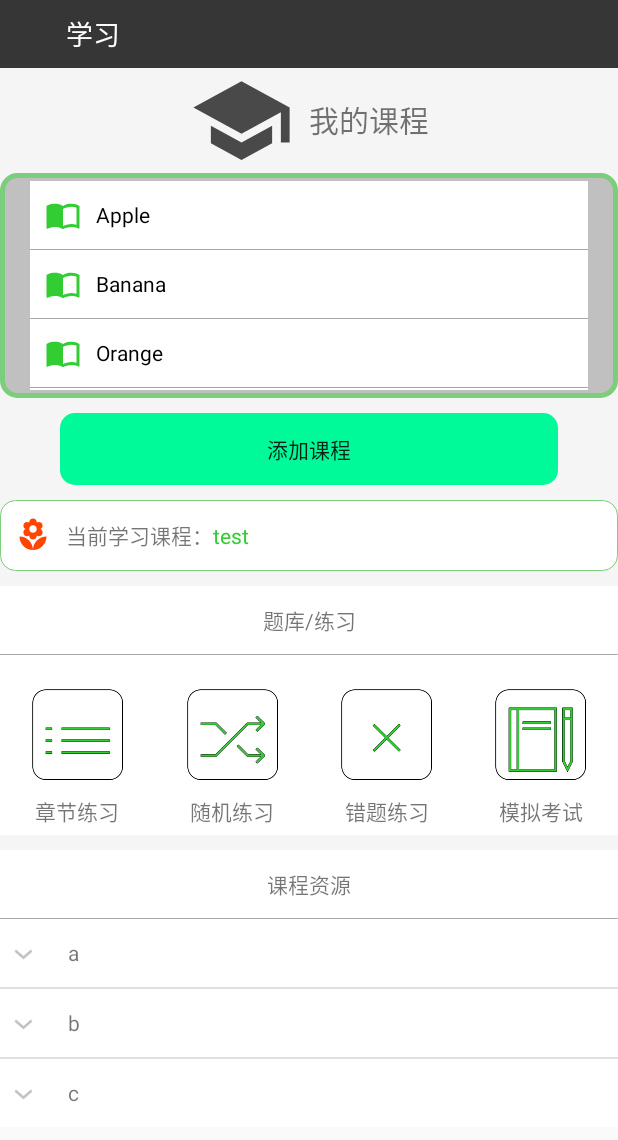
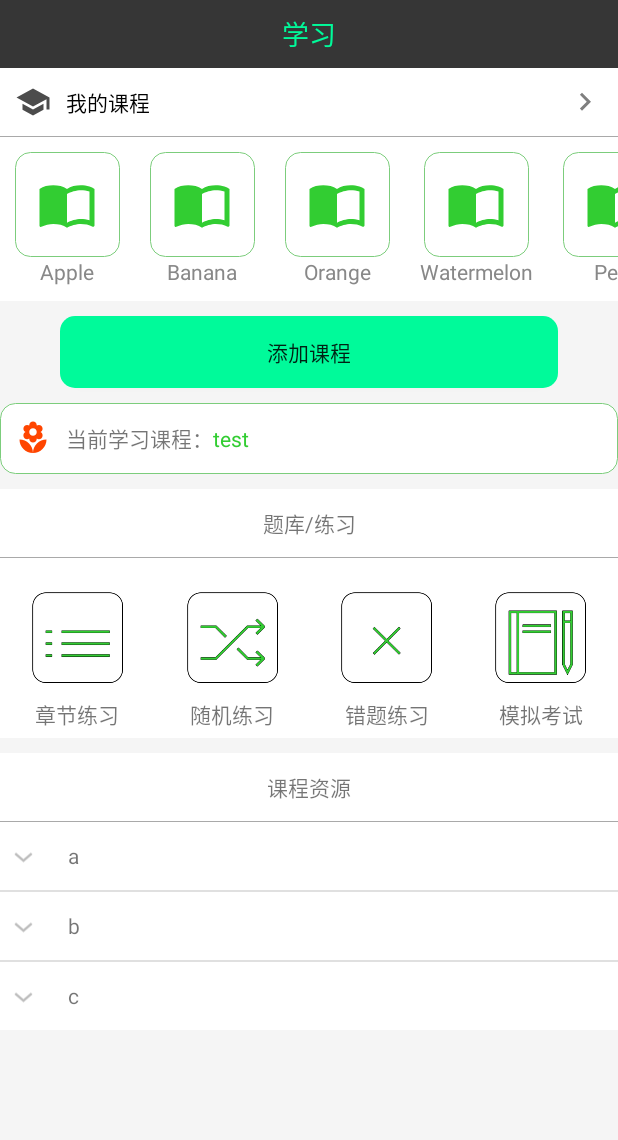
Before and after one commit to ryleneli/EXAMBa, an Android app: the fragment HomeFragment shown on its own in the app's theme, on a phone screen of 412 x 824 dp. Shown: the top 1140 px of the screen. Run offline under Robolectric (Android 15) with nearby library versions, the phone set to English and light mode, and no system bars; Roboto replaces fonts that are not available here.

Commit message:
recyclerview item select & learning_name text fail

```diff
--- a/app/build.gradle
+++ b/app/build.gradle
@@ -24,6 +24,6 @@ dependencies {
     implementation 'com.github.bumptech.glide:glide:3.7.0'
 
     implementation 'jp.wasabeef:glide-transformations:4.0.1'
-
+    implementation 'com.android.support:recyclerview-v7:28.0.0'
     implementation 'de.hdodenhof:circleimageview:2.1.0'
 }
--- /dev/null
+++ b/app/src/main/java/com/example/Adapter/MyRecyclerViewAdapter.java
@@ -0,0 +1,94 @@
+package com.example.Adapter;
+
+import android.content.Context;
+import android.graphics.Color;
+import android.support.annotation.NonNull;
+import android.support.v4.content.ContextCompat;
+import android.support.v7.widget.RecyclerView;
+import android.text.Layout;
+import android.view.LayoutInflater;
+import android.view.View;
+import android.view.ViewGroup;
+import android.widget.ImageView;
+import android.widget.RelativeLayout;
+import android.widget.TextView;
+
+import com.example.Object.Lesson;
+import com.example.testsys.R;
+
+import java.util.List;
+
+/**
+ * Created by rylene_li on 2019/10/16.
+ */
+
+public class MyRecyclerViewAdapter extends RecyclerView.Adapter<MyRecyclerViewAdapter.ViewHolder> {
+    private Context mContext;
+    private List<Lesson> myLessonList;
+    private int mposition = -1;
+    private TextView learningLesson;
+    static class ViewHolder extends RecyclerView.ViewHolder {
+        ImageView imageView;
+        TextView lessonName;
+
+        RelativeLayout relativeLayout;
+
+        public ViewHolder(View view) {
+            super(view);
+            lessonName = (TextView) view.findViewById(R.id.my_lesson_name_recyview);
+            imageView = (ImageView) view.findViewById(R.id.my_lesson_image);
+            relativeLayout = (RelativeLayout) view.findViewById(R.id.my_lesson_rela_layout);
+        }
+    }
+
+    public MyRecyclerViewAdapter(Context mContext,List<Lesson> fruitList) {
+        this.mContext = mContext;
+        this.myLessonList = fruitList;
+    }
+
+    @NonNull
+    @Override
+    public ViewHolder onCreateViewHolder(@NonNull ViewGroup parent, int viewType) {
+        View view = LayoutInflater.from(parent.getContext()).inflate(R.layout.mylessons, parent, false);
+        final ViewHolder holder = new ViewHolder(view);
+        View view2 = LayoutInflater.from(mContext).inflate(R.layout.home, parent, false);
+        learningLesson = view2.findViewById(R.id.learning_lesson);
+        holder.relativeLayout.setOnClickListener(new View.OnClickListener() {
+            @Override
+            public void onClick(View v) {
+                //将点击的位置传出去
+                mposition = holder.getAdapterPosition();
+
+                //在点击监听里最好写入setVisibility(View.VISIBLE);这样可以避免效果会闪
+                //holder.mListSelect.setVisibility(View.VISIBLE);
+                //刷新界面 notify 通知Data 数据set设置Changed变化
+                //在这里运行notifyDataSetChanged 会导致下面的onBindViewHolder 重新加载一遍
+                notifyDataSetChanged();
+            }
+        });
+        return holder;
+    }
+
+    @Override
+    public void onBindViewHolder(@NonNull ViewHolder holder, int position) {
+        Lesson lesson = myLessonList.get(position);
+
+        holder.lessonName.setText(lesson.getName());
+        int checkColor = ContextCompat.getColor(mContext, R.color.colorPurple);
+        int unCheckColor = mContext.getResources().getColor(R.color.colorTab);//两种获取方式，学习context添加方法
+        if (position == mposition) {
+            holder.relativeLayout.setBackgroundResource(R.drawable.rounded_edittext2);
+            holder.lessonName.setTextColor(checkColor);
+            learningLesson.setText("14555");
+        } else {
+            holder.relativeLayout.setBackgroundResource(R.drawable.rounded_edittext);
+            holder.lessonName.setTextColor(Color.GRAY);
+        }
+        holder.imageView.setColorFilter(mposition==position? checkColor:unCheckColor);
+    }
+
+    @Override
+    public int getItemCount() {
+        return myLessonList.size();
+    }
+}
--- a/app/src/main/java/com/example/Fragment/HomeFragment.java
+++ b/app/src/main/java/com/example/Fragment/HomeFragment.java
@@ -4,6 +4,8 @@ import android.graphics.drawable.Drawable;
 import android.os.Bundle;
 import android.support.v4.app.Fragment;
 import android.support.v4.app.FragmentManager;
+import android.support.v7.widget.LinearLayoutManager;
+import android.support.v7.widget.RecyclerView;
 import android.util.Log;
 import android.view.LayoutInflater;
 import android.view.View;
@@ -13,6 +15,7 @@ import android.widget.ListView;
 import android.widget.Toast;
 
 import com.example.Adapter.MyExpandableAdapter;
+import com.example.Adapter.MyRecyclerViewAdapter;
 import com.example.Object.Lesson;
 import com.example.Adapter.MylessonAdapter;
 import com.example.Object.MyListView;
@@ -29,7 +32,8 @@ public class HomeFragment extends Fragment {
     private static String TAG = "HomeFragment";
 
     private List<Lesson> lessonList = new ArrayList<Lesson>();
-
+    private RecyclerView recyclerView ;
+    private MyRecyclerViewAdapter recyclerViewAdapter;
     private ExpandableListView expandableListView;
     String[] groupNames = { "a", "b", "c" };
     String[][] childNames = new String[][] { { "a1", "a2", "a3" },
@@ -44,9 +48,13 @@ public class HomeFragment extends Fragment {
         super.onCreate(savedInstanceState);
         Log.i(TAG, "LRL CREAT HOME FRAGMENT");
         initFruits(); // 初始化水果数据
-        MylessonAdapter adapter = new MylessonAdapter(this.getContext(), R.layout.mylessons, lessonList);
-        MyListView listView = (MyListView) view.findViewById(R.id.list_view);
-        listView.setAdapter(adapter);
+
+        recyclerView = view.findViewById(R.id.rv);
+        LinearLayoutManager layoutManager = new LinearLayoutManager(getContext());
+        layoutManager.setOrientation(LinearLayoutManager.HORIZONTAL);
+        recyclerView.setLayoutManager(layoutManager);
+        recyclerViewAdapter = new MyRecyclerViewAdapter(getContext(),lessonList);
+        recyclerView.setAdapter(recyclerViewAdapter);
         expandableListView = (ExpandableListView) view.findViewById(R.id.elv);
 
         // 设置数据适配器
@@ -122,26 +130,6 @@ public class HomeFragment extends Fragment {
         lessonList.add(pear);
         Lesson grape = new Lesson("Grape");
         lessonList.add(grape);
-        Lesson pineapple = new Lesson("Pineapple");
-        lessonList.add(pineapple);
-        Lesson strawberry = new Lesson("Strawberry");
-        lessonList.add(strawberry);
-        Lesson cherry = new Lesson("Cherry");
-        lessonList.add(cherry);
-        Lesson mango = new Lesson("Mango");
-        lessonList.add(mango);
-        Lesson adv = new Lesson("adv");
-        lessonList.add(adv);
-        Lesson vvv = new Lesson("Grape");
-        lessonList.add(vvv);
-        Lesson adgf = new Lesson("Pineapple");
-        lessonList.add(adgf);
-        Lesson deeeee = new Lesson("Strawberry");
-        lessonList.add(deeeee);
-        Lesson hh = new Lesson("Cherry");
-        lessonList.add(hh);
-        Lesson hhhh = new Lesson("Mango");
-        lessonList.add(hhhh);
     }
     @Override
     public void onActivityCreated(Bundle savedInstanceState) {
--- a/app/src/main/res/drawable/rounded_layout.xml
+++ b/app/src/main/res/drawable/rounded_edittext2.xml
@@ -1,12 +1,12 @@
 <?xml version="1.0" encoding="utf-8"?>
 <shape xmlns:android="http://schemas.android.com/apk/res/android"
-    android:padding="10dp"
+
     android:shape="rectangle" >
 
+    <solid android:color="#ffffff" />
     <stroke
-        android:width="3dp"
-        android:color="@color/colorRoundedEditText" />
-    <solid android:color="#C0C0C0" />
+        android:width="0.5dp"
+        android:color="@color/colorPurple" />
     <corners
         android:bottomLeftRadius="10dp"
         android:bottomRightRadius="10dp"
--- a/app/src/main/res/layout/all_lessons.xml
+++ b/app/src/main/res/layout/all_lessons.xml
@@ -2,7 +2,8 @@
 <LinearLayout xmlns:android="http://schemas.android.com/apk/res/android"
     android:layout_width="match_parent"
     android:layout_height="match_parent"
-    xmlns:app="http://schemas.android.com/apk/res-auto">
+    xmlns:app="http://schemas.android.com/apk/res-auto"
+    android:orientation="vertical">
     <com.example.UI.TitleBarView
         android:layout_width="match_parent"
         android:layout_height="wrap_content"
--- a/app/src/main/res/layout/home.xml
+++ b/app/src/main/res/layout/home.xml
@@ -1,76 +1,61 @@
-<ScrollView xmlns:android="http://schemas.android.com/apk/res/android"
+<LinearLayout xmlns:android="http://schemas.android.com/apk/res/android"
     xmlns:app="http://schemas.android.com/apk/res-auto"
+    android:layout_width="match_parent"
+    android:layout_height="match_parent"
+    android:orientation="vertical"
+    android:background="@color/colorbg"><!--homefragment-->
+    <LinearLayout
+        android:layout_width="match_parent"
+        android:layout_height="wrap_content"
+        android:background="@color/colorTitleBar">
+        <TextView
+            android:layout_width="match_parent"
+            android:layout_height="45dp"
+            android:text="学习"
+            android:textSize="18dp"
+            android:textColor="@color/colorRoundedButton"
+            android:layout_gravity="center"
+            android:gravity="center"/>
+    </LinearLayout>
+    <ScrollView
         android:layout_width="match_parent"
         android:layout_height="match_parent"
         >
         <LinearLayout
-
-    android:layout_width="match_parent"
-    android:layout_height="match_parent"
-    android:orientation="vertical"
-    android:background="@color/colorbg"><!--homefragment-->
-    <com.example.UI.TitleBarView
-        android:id="@+id/mine"
             android:layout_width="match_parent"
             android:layout_height="wrap_content"
-        android:layout_alignParentTop="true"
-        app:title_back_icon_visible="false"
-        app:title_answer_visible="false"
-        app:title_clock_visible="false"
-        app:title_exam_chronometer_visible="false"
-        app:title_text_text="学习">
-    </com.example.UI.TitleBarView>
-<RelativeLayout
+            android:orientation="vertical"
+            >
+            <LinearLayout
                 android:layout_width="match_parent"
+                android:layout_height="wrap_content"
+                android:orientation="vertical"
+                android:background="#ffffff">
+                <com.example.UI.ItemView
+                    android:layout_width="match_parent"
+                    android:layout_height="wrap_content"
+                    app:left_icon_visible="true"
+                    app:left_icon_drawable="@drawable/ic_school_black_24dp"
+                    app:left_text_text="我的课程"
+                    app:right_arrow_drawable="@drawable/ic_keyboard_arrow_right_black_24dp">
+                </com.example.UI.ItemView>
+                <View
+                    android:id="@+id/view_undermylesson"
+                    android:layout_width="fill_parent"
+                    android:layout_height="0.5dp"
+                    android:background="#A9A9A9" />
+                <android.support.v7.widget.RecyclerView
+                    android:id="@+id/rv"
+                    android:layout_width="wrap_content"
                     android:layout_height="wrap_content">
-    <LinearLayout
-        android:layout_width="wrap_content"
-        android:layout_height="70dp"
-        android:orientation="horizontal"
-        android:layout_centerInParent="true">
+                </android.support.v7.widget.RecyclerView>
+            </LinearLayout>
 
-        <ImageView
-            android:layout_width="70dp"
-            android:layout_height="70dp"
-            android:layout_toLeftOf="@+id/my_lesson"
-            android:layout_centerVertical="true"
-            android:layout_marginRight="10dp"
-            android:src="@drawable/ic_school_black_24dp"/>
-        <TextView
-            android:id="@+id/my_lesson"
-            android:layout_width="wrap_content"
-            android:layout_height="60dp"
-            android:layout_gravity="center_vertical"
-            android:gravity="center"
-            android:text="我的课程"
-            android:textSize="20dp"/>
-    </LinearLayout>
-</RelativeLayout>
 
 
             <LinearLayout
                 android:layout_width="match_parent"
-        android:layout_height="150dp"
-        android:layout_below="@+id/view_underlesson"
-        android:orientation="vertical"
-
-        android:background="@drawable/rounded_layout">
-        <com.example.Object.MyListView
-            android:layout_width="match_parent"
-            android:layout_height="match_parent"
-            android:layout_marginTop="5dp"
-            android:layout_marginBottom="5dp"
-            android:layout_marginRight="20dp"
-            android:layout_marginLeft="20dp"
-            android:id="@+id/list_view"
-            >
-        </com.example.Object.MyListView>
-
-    </LinearLayout>
-    <LinearLayout
-        android:layout_width="match_parent"
                 android:layout_height="wrap_content"
-        android:layout_weight="3"
                 android:orientation="vertical"
                 android:layout_alignParentBottom="true">
                 <Button
@@ -187,7 +172,6 @@
                             </com.example.UI.TestView>
                         </RelativeLayout>
                     </LinearLayout>
-
                 </LinearLayout>
                 <LinearLayout
                     android:layout_width="match_parent"
@@ -200,8 +184,7 @@
                         android:layout_width="match_parent"
                         android:layout_height="45dp"
                         android:gravity="center"
-            android:text="课程资源"
-            />
+                        android:text="课程资源" />
                     <View
                         android:id="@+id/view_underresource"
                         android:layout_width="fill_parent"
@@ -211,12 +194,11 @@
                         android:id="@+id/elv"
                         android:layout_width="match_parent"
                         android:layout_height="wrap_content"
-
                         android:indicatorLeft="50dp"
                         android:childIndicatorLeft="50dp"
                         />
-
                 </LinearLayout>
             </LinearLayout>
         </LinearLayout>
     </ScrollView>
+</LinearLayout>
--- a/app/src/main/res/layout/mine.xml
+++ b/app/src/main/res/layout/mine.xml
@@ -4,17 +4,19 @@
     android:layout_height="match_parent"
     xmlns:app="http://schemas.android.com/apk/res-auto"
     android:orientation="vertical"><!--mine fragment-->
-    <com.example.UI.TitleBarView
-        android:id="@+id/mine"
+    <LinearLayout
         android:layout_width="match_parent"
         android:layout_height="wrap_content"
-        app:title_back_icon_visible="false"
-        app:title_answer_visible="false"
-        app:title_clock_visible="false"
-        app:title_exam_chronometer_visible="false"
-        app:title_text_text="个人中心">
-
-    </com.example.UI.TitleBarView>
+        android:background="@color/colorTitleBar">
+        <TextView
+            android:layout_width="match_parent"
+            android:layout_height="45dp"
+            android:text="个人中心"
+            android:textSize="18dp"
+            android:textColor="@color/colorRoundedButton"
+            android:layout_gravity="center"
+            android:gravity="center"/>
+    </LinearLayout>
     <RelativeLayout
         android:layout_width="match_parent"
         android:layout_height="0dp"
@@ -119,6 +121,4 @@
             android:text="退出" />
 
     </LinearLayout>
-
-
 </LinearLayout>
--- a/app/src/main/res/layout/mylessons.xml
+++ b/app/src/main/res/layout/mylessons.xml
@@ -1,19 +1,30 @@
 <?xml version="1.0" encoding="utf-8"?>
 <LinearLayout xmlns:android="http://schemas.android.com/apk/res/android"
-    android:layout_width="match_parent"
-    android:layout_height="wrap_content"
-    xmlns:app="http://schemas.android.com/apk/res-auto"
-    android:orientation="vertical"><!--mylessonssson listview的自定义布局-->
-    <com.example.UI.ItemView
-        android:id="@+id/lesson_name"
+    android:layout_width="wrap_content"
+    android:layout_height="match_parent"
+    android:orientation="vertical"
+    android:layout_margin="10dp"
+    ><!--mylessonssson recyclerview的自定义布局-->
+    <RelativeLayout
+        android:id="@+id/my_lesson_rela_layout"
+        android:layout_width="70dp"
+        android:layout_height="70dp"
+        android:background="@drawable/rounded_edittext"
+        android:layout_gravity="center_horizontal">
+        <ImageView
+            android:id="@+id/my_lesson_image"
+            android:layout_width="40dp"
+            android:layout_height="40dp"
+            android:src="@drawable/ic_import_contacts_black_24dp"
+            android:layout_centerInParent="true"
+            />
+    </RelativeLayout>
+
+    <TextView
+        android:id="@+id/my_lesson_name_recyview"
         android:layout_width="wrap_content"
         android:layout_height="wrap_content"
-        app:left_icon_drawable="@drawable/ic_import_contacts_black_24dp"
-        app:right_arrow_drawable="@drawable/ic_check_black_24dp"
-        app:right_arrow_visible="false"/>
-    <View
-        android:id="@+id/view_underresource"
-        android:layout_width="fill_parent"
-        android:layout_height="0.5dp"
-        android:background="#A9A9A9" />
+        android:text="test"
+        android:layout_gravity="center_horizontal"/>
+
 </LinearLayout>
--- a/app/src/main/res/values/color.xml
+++ b/app/src/main/res/values/color.xml
@@ -9,5 +9,6 @@
         <color name="lightgray">#FFEEEEEE</color>
         <color name="gray">#FFDDDDDD</color>
         <color name="colorTab">#32CD32</color>
+        <color name="colorPurple">#9400D3</color>
         <color name="colorbg">#F5F5F5</color>
 </resources>
```
Lines whose indentation alone changed are shown as unchanged.
